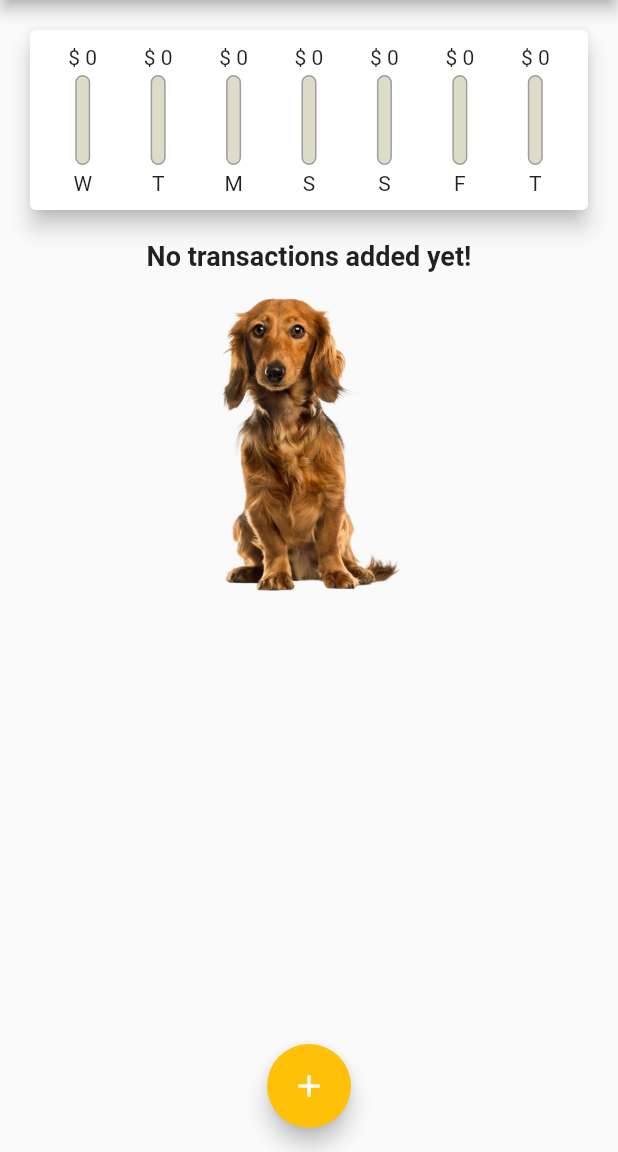
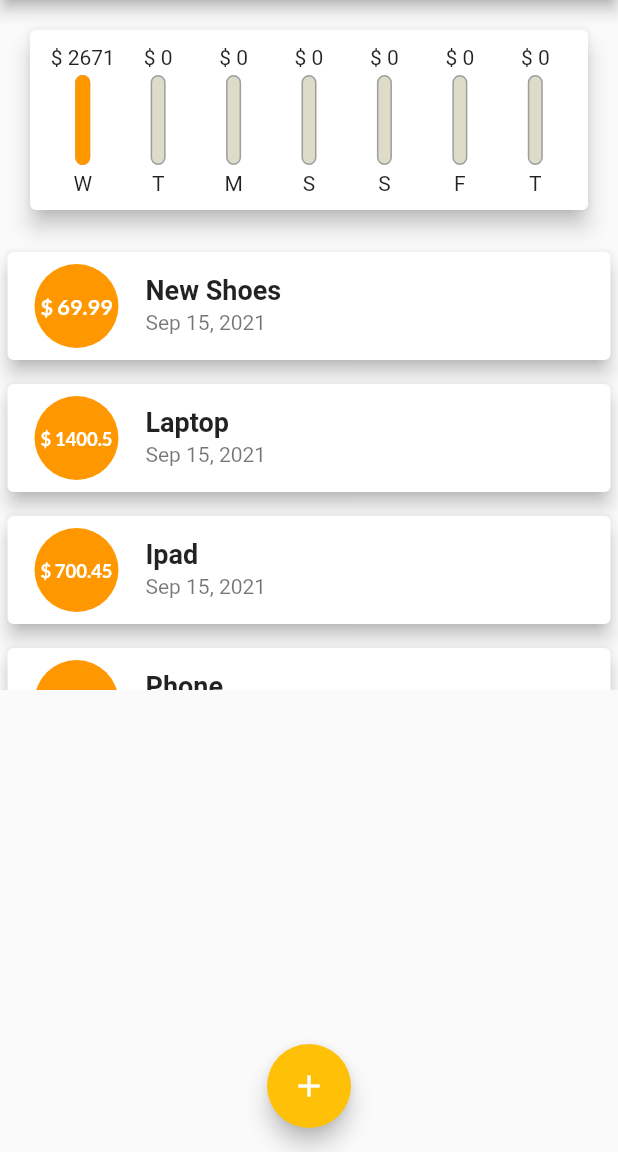
Before and after one commit to nicoproto/expenses_app, a Flutter app: the screen it shows after launch, on a phone screen of 412 x 824 dp, the part 84-1236 px from its top. Run offline on Flutter 3.47's test engine with Material 2 defaults, Android fonts, the phone set to English and light mode, and no system bars.

Commit message:
Updated Card on transaction_list to ListTile

```diff
--- a/lib/main.dart
+++ b/lib/main.dart
@@ -40,12 +40,12 @@ class MyHomePage extends StatefulWidget {
 
 class _MyHomePageState extends State<MyHomePage> {
   final List<Transaction> _userTransactions = [
-    // Transaction(
-    //     id: 't1', title: 'New Shoes', amount: 69.99, date: DateTime.now()),
-    // Transaction(
-    //     id: 't2', title: 'Laptop', amount: 1400.50, date: DateTime.now()),
-    // Transaction(id: 't3', title: 'Ipad', amount: 700.45, date: DateTime.now()),
-    // Transaction(id: 't4', title: 'Phone', amount: 500.23, date: DateTime.now()),
+    Transaction(
+        id: 't1', title: 'New Shoes', amount: 69.99, date: DateTime.now()),
+    Transaction(
+        id: 't2', title: 'Laptop', amount: 1400.50, date: DateTime.now()),
+    Transaction(id: 't3', title: 'Ipad', amount: 700.45, date: DateTime.now()),
+    Transaction(id: 't4', title: 'Phone', amount: 500.23, date: DateTime.now()),
   ];
 
   List<Transaction> get _recentTransactions {
--- a/lib/widgets/transaction_list.dart
+++ b/lib/widgets/transaction_list.dart
@@ -22,7 +22,7 @@ class TransactionList extends StatelessWidget {
                   height: 15,
                 ),
                 Container(
-                  height: 200,
+                  height: 400,
                   child: Image.asset(
                     'assets/images/waiting.png',
                     fit: BoxFit.cover,
@@ -32,40 +32,30 @@ class TransactionList extends StatelessWidget {
             : ListView.builder(
                 itemBuilder: (context, index) {
                   return Card(
-                      child: Row(
-                    children: <Widget>[
-                      Container(
-                        margin:
-                            EdgeInsets.symmetric(vertical: 10, horizontal: 15),
-                        decoration: BoxDecoration(
-                            border: Border.all(
-                                color: Theme.of(context).primaryColor,
-                                width: 2),
-                            borderRadius: BorderRadius.circular(4)),
-                        padding: EdgeInsets.all(10),
-                        child: Text(
-                          '\$ ${transactions[index].amount.toStringAsFixed(2)}',
-                          style: TextStyle(
-                              fontWeight: FontWeight.bold,
-                              fontSize: 20,
-                              color: Theme.of(context).primaryColor),
-                        ),
+                    margin: EdgeInsets.symmetric(vertical: 8, horizontal: 5),
+                    elevation: 5,
+                    child: ListTile(
+                      leading: CircleAvatar(
+                          radius: 30,
+                          backgroundColor: Colors.orange,
+                          child: Padding(
+                            padding: EdgeInsets.all(6),
+                            child: FittedBox(
+                                child: Text(
+                              '\$ ${transactions[index].amount}',
+                              style: TextStyle(
+                                  color: Colors.white,
+                                  fontWeight: FontWeight.bold),
+                            )),
+                          )),
+                      title: Text(
+                        transactions[index].title,
+                        style: Theme.of(context).textTheme.title,
                       ),
-                      Column(
-                        crossAxisAlignment: CrossAxisAlignment.start,
-                        children: <Widget>[
-                          Text(
-                            transactions[index].title,
-                            style: Theme.of(context).textTheme.title,
-                          ),
-                          Text(
-                            DateFormat.yMMMd().format(transactions[index].date),
-                            style: TextStyle(color: Colors.grey),
-                          )
-                        ],
-                      )
-                    ],
-                  ));
+                      subtitle: Text(
+                          DateFormat.yMMMd().format(transactions[index].date)),
+                    ),
+                  );
                 },
                 itemCount: transactions.length,
               ));
```
